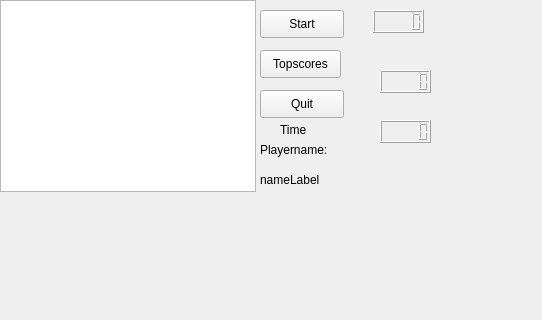
Above: Game/mainwindow.ui from VilleTilj/Coding-projects before the change; both pictures show x 0 to 542 and y 0 to 320 of the 800 by 600 pixel window. Below: the same form after it.
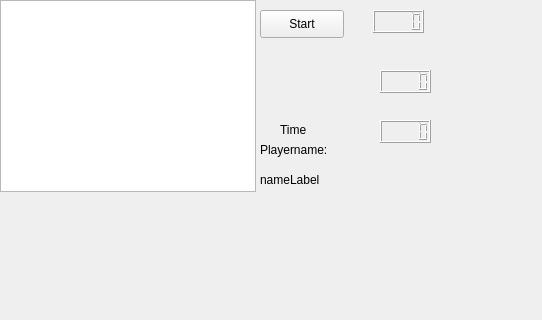
That is the form after the change.

Commit message: git add more menus to menubar

Diff of the .ui file:
```diff
--- a/Game/mainwindow.ui
+++ b/Game/mainwindow.ui
@@ -50,32 +50,6 @@
      <string>nameLabel</string>
     </property>
    </widget>
-   <widget class="QPushButton" name="scoresButton">
-    <property name="geometry">
-     <rect>
-      <x>260</x>
-      <y>50</y>
-      <width>81</width>
-      <height>28</height>
-     </rect>
-    </property>
-    <property name="text">
-     <string>Topscores</string>
-    </property>
-   </widget>
-   <widget class="QPushButton" name="quitButton">
-    <property name="geometry">
-     <rect>
-      <x>260</x>
-      <y>90</y>
-      <width>84</width>
-      <height>28</height>
-     </rect>
-    </property>
-    <property name="text">
-     <string>Quit</string>
-    </property>
-   </widget>
    <widget class="QLabel" name="playernameLabel">
     <property name="geometry">
      <rect>
```
The commit also changes 2 other files.
